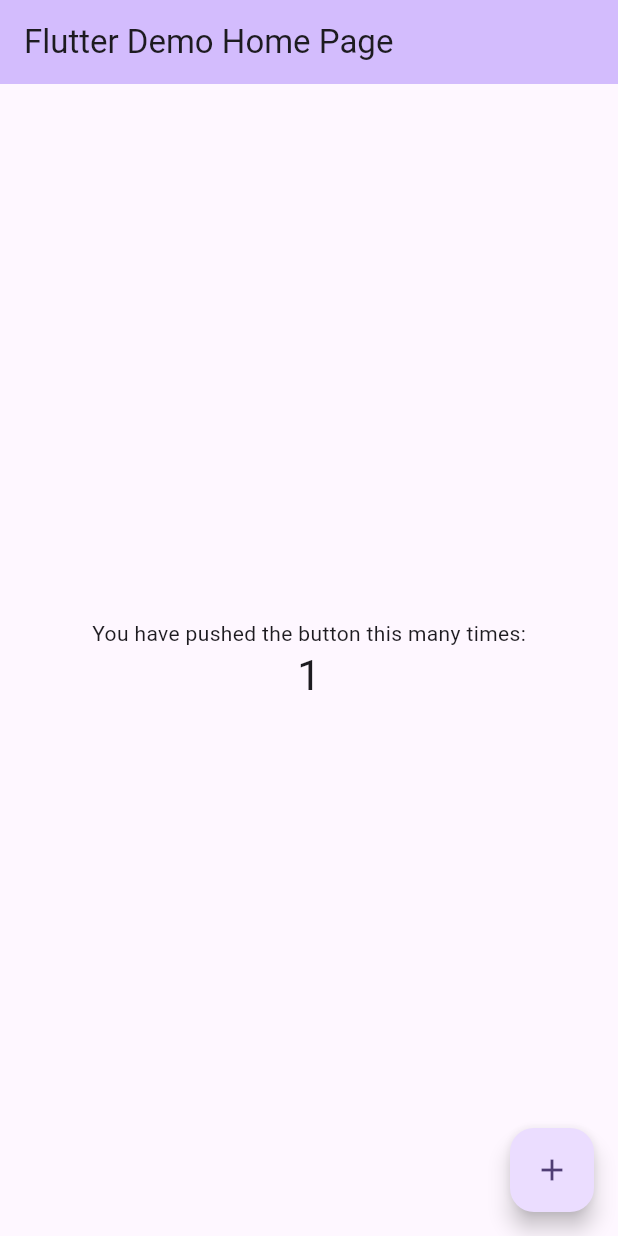
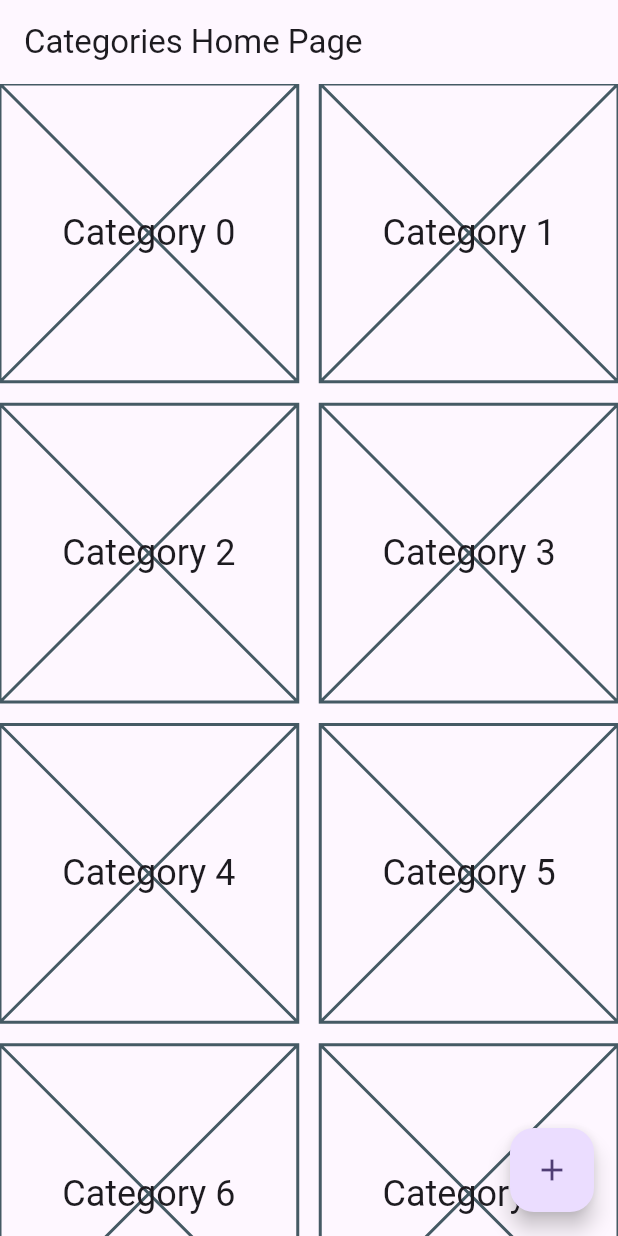
Before and after one commit to GabrielVander/maddalena, a Flutter app: the screen it shows after launch, after a tap on the "add" icon, on a phone screen of 412 x 824 dp. Run offline on Flutter 3.47's test engine with Material 3 defaults, Android fonts, the phone set to English and light mode, and no system bars.

Commit message:
maddalena-3 Add basic category display grid

```diff
--- /dev/null
+++ b/lib/features/category_creation/presentation/pages/categories_home_page.dart
@@ -0,0 +1,34 @@
+import 'package:flutter/material.dart';
+
+class CategoriesHomePage extends StatelessWidget {
+  const CategoriesHomePage({super.key});
+
+  @override
+  Widget build(BuildContext context) {
+    return Scaffold(
+      appBar: AppBar(title: const Text('Categories Home Page')),
+      floatingActionButton: FloatingActionButton(
+        onPressed: () {},
+        child: const Icon(Icons.add),
+      ),
+      body: GridView.count(
+        // Create a grid with 2 columns. If you change the scrollDirection to
+        // horizontal, this produces 2 rows.
+        crossAxisCount: 2,
+        crossAxisSpacing: 15,
+        mainAxisSpacing: 15,
+        // Generate 100 widgets that display their index in the List.
+        children: List.generate(100, (index) {
+          return Placeholder(
+            child: Center(
+              child: Text(
+                'Category $index',
+                style: Theme.of(context).textTheme.headlineSmall,
+              ),
+            ),
+          );
+        }),
+      ),
+    );
+  }
+}
--- a/lib/main.dart
+++ b/lib/main.dart
@@ -1,4 +1,5 @@
 import 'package:flutter/material.dart';
+import 'package:maddalena/features/category_creation/presentation/pages/categories_home_page.dart';
 
 void main() {
   runApp(const MyApp());
@@ -31,95 +32,7 @@
         colorScheme: ColorScheme.fromSeed(seedColor: Colors.deepPurple),
         useMaterial3: true,
       ),
-      home: const MyHomePage(title: 'Flutter Demo Home Page'),
+      home: const CategoriesHomePage(),
     );
   }
 }
-
-class MyHomePage extends StatefulWidget {
-  const MyHomePage({super.key, required this.title});
-
-  // This widget is the home page of your application. It is stateful, meaning
-  // that it has a State object (defined below) that contains fields that affect
-  // how it looks.
-
-  // This class is the configuration for the state. It holds the values (in this
-  // case the title) provided by the parent (in this case the App widget) and
-  // used by the build method of the State. Fields in a Widget subclass are
-  // always marked "final".
-
-  final String title;
-
-  @override
-  State<MyHomePage> createState() => _MyHomePageState();
-}
-
-class _MyHomePageState extends State<MyHomePage> {
-  int _counter = 0;
-
-  void _incrementCounter() {
-    setState(() {
-      // This call to setState tells the Flutter framework that something has
-      // changed in this State, which causes it to rerun the build method below
-      // so that the display can reflect the updated values. If we changed
-      // _counter without calling setState(), then the build method would not be
-      // called again, and so nothing would appear to happen.
-      _counter++;
-    });
-  }
-
-  @override
-  Widget build(BuildContext context) {
-    // This method is rerun every time setState is called, for instance as done
-    // by the _incrementCounter method above.
-    //
-    // The Flutter framework has been optimized to make rerunning build methods
-    // fast, so that you can just rebuild anything that needs updating rather
-    // than having to individually change instances of widgets.
-    return Scaffold(
-      appBar: AppBar(
-        // TRY THIS: Try changing the color here to a specific color (to
-        // Colors.amber, perhaps?) and trigger a hot reload to see the AppBar
-        // change color while the other colors stay the same.
-        backgroundColor: Theme.of(context).colorScheme.inversePrimary,
-        // Here we take the value from the MyHomePage object that was created by
-        // the App.build method, and use it to set our appbar title.
-        title: Text(widget.title),
-      ),
-      body: Center(
-        // Center is a layout widget. It takes a single child and positions it
-        // in the middle of the parent.
-        child: Column(
-          // Column is also a layout widget. It takes a list of children and
-          // arranges them vertically. By default, it sizes itself to fit its
-          // children horizontally, and tries to be as tall as its parent.
-          //
-          // Column has various properties to control how it sizes itself and
-          // how it positions its children. Here we use mainAxisAlignment to
-          // center the children vertically; the main axis here is the vertical
-          // axis because Columns are vertical (the cross axis would be
-          // horizontal).
-          //
-          // TRY THIS: Invoke "debug painting" (choose the "Toggle Debug Paint"
-          // action in the IDE, or press "p" in the console), to see the
-          // wireframe for each widget.
-          mainAxisAlignment: MainAxisAlignment.center,
-          children: <Widget>[
-            const Text(
-              'You have pushed the button this many times:',
-            ),
-            Text(
-              '$_counter',
-              style: Theme.of(context).textTheme.headlineMedium,
-            ),
-          ],
-        ),
-      ),
-      floatingActionButton: FloatingActionButton(
-        onPressed: _incrementCounter,
-        tooltip: 'Increment',
-        child: const Icon(Icons.add),
-      ), // This trailing comma makes auto-formatting nicer for build methods.
-    );
-  }
-}
```
